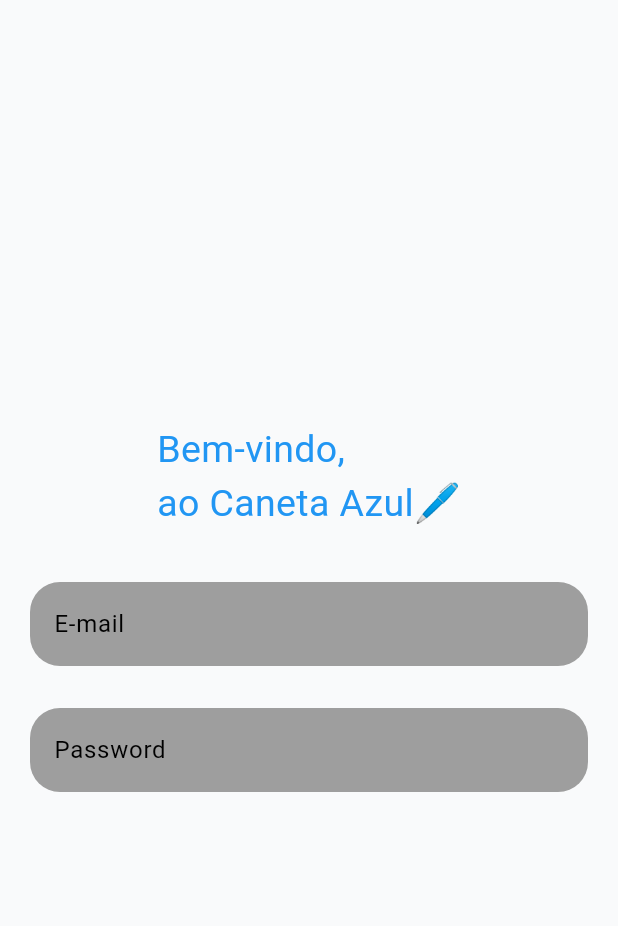
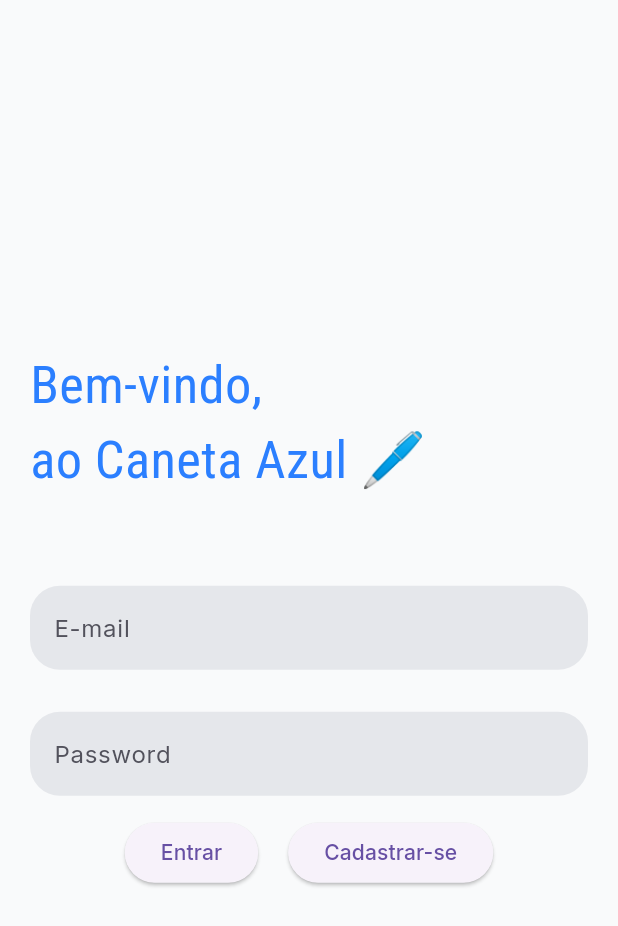
Before and after one commit to NBorego/caneta-azul-app, a Flutter app: the LoginPage screen opened directly, on a phone screen of 412 x 824 dp. Shown: the top 926 px of the screen. Run offline on Flutter 3.47's test engine with Material 3 defaults, Android fonts, the phone set to English and light mode, and no system bars; our stand-ins replace google_fonts.

Commit message:
input e começando os botoes

```diff
--- a/frontend/lib/main.dart
+++ b/frontend/lib/main.dart
@@ -1,5 +1,5 @@
 import 'package:flutter/material.dart';
-import 'package:frontend/pages/home_page.dart';
+import 'package:frontend/pages/login_page.dart';
 import 'package:frontend/themes/app_themes.dart';
 
 void main() {
@@ -15,7 +15,7 @@ class MyApp extends StatelessWidget {
       title: 'Caneta Azul',
       theme: AppThemes.lightTheme,
       darkTheme: AppThemes.darkTheme,
-      home: HomePage(),
+      home: LoginPage(),
     );
   }
 }
--- a/frontend/lib/pages/login_page.dart
+++ b/frontend/lib/pages/login_page.dart
@@ -1,5 +1,7 @@
 import 'package:flutter/material.dart';
+import 'package:frontend/themes/app_colors.dart';
 import 'package:frontend/widgets/app_input.dart';
+import 'package:google_fonts/google_fonts.dart';
 
 class LoginPage extends StatelessWidget {
   const LoginPage({super.key});
@@ -7,19 +9,35 @@ class LoginPage extends StatelessWidget {
   @override
   Widget build(BuildContext context) {
     return Scaffold(
-      body: Column(
+      body: Padding(
+        padding: const EdgeInsets.symmetric(horizontal: 20.0, vertical: 14.0),
+        child: Column(
           mainAxisAlignment: MainAxisAlignment.center,
           crossAxisAlignment: CrossAxisAlignment.center,
           children: [
-          Text(
-            'Bem-vindo,\nao Caneta Azul🖊️',
-            style: TextStyle(fontSize: 25, color: Colors.blue),
-            textDirection: TextDirection.ltr,
+            Align(
+              alignment: Alignment.centerLeft,
+              child: Text(
+                'Bem-vindo,\nao Caneta Azul 🖊️',
+                style: GoogleFonts.robotoCondensed(
+                  fontSize: 35,
+                  color: AppColors.primaryColor,
                 ),
-          SizedBox(height: 20),
+              ),
+            ),
+            SizedBox(height: 45),
             AppInput(text: 'E-mail', textInputType: TextInputType.emailAddress),
             AppInput(text: 'Password', obscureText: true),
+            Row(
+              mainAxisAlignment: MainAxisAlignment.center,
+              children: [
+                ElevatedButton(onPressed: () {}, child: Text('Entrar')),
+                SizedBox(width: 20),
+                ElevatedButton(onPressed: () {}, child: Text('Cadastrar-se')),
               ],
+            ),
+          ],
+        ),
       ),
     );
   }
--- a/frontend/lib/themes/app_themes.dart
+++ b/frontend/lib/themes/app_themes.dart
@@ -1,5 +1,6 @@
 import 'package:flutter/material.dart';
 import 'package:frontend/themes/app_colors.dart';
+import 'package:google_fonts/google_fonts.dart';
 
 class AppThemes {
   static final ThemeData lightTheme = ThemeData(
@@ -10,6 +11,7 @@ class AppThemes {
       backgroundColor: AppColors.background,
       iconTheme: IconThemeData(color: AppColors.textLight1, size: 40),
     ),
+    fontFamily: GoogleFonts.inter().fontFamily,
     floatingActionButtonTheme: FloatingActionButtonThemeData(
       backgroundColor: AppColors.primaryColor,
       foregroundColor: Colors.white,
--- a/frontend/lib/widgets/app_input.dart
+++ b/frontend/lib/widgets/app_input.dart
@@ -15,26 +15,11 @@ class AppInput extends StatelessWidget {
   @override
   Widget build(BuildContext context) {
     return Padding(
-      padding: const EdgeInsets.symmetric(horizontal: 20.0, vertical: 14.0),
+      padding: const EdgeInsets.symmetric(vertical: 14.0),
       child: TextField(
         obscureText: obscureText,
         keyboardType: TextInputType.text,
-        decoration: InputDecoration(
-          labelText: text,
-          labelStyle: TextStyle(color: Colors.black),
-          filled: true,
-          fillColor: Colors.grey,
-          floatingLabelBehavior: FloatingLabelBehavior.never,
-          focusedBorder: OutlineInputBorder(
-            borderRadius: BorderRadius.circular(20),
-            borderSide: BorderSide(color: Colors.blue, width: 2),
-          ),
-          enabledBorder: OutlineInputBorder(
-            borderRadius: BorderRadius.circular(20),
-
-            borderSide: BorderSide(color: Colors.transparent, width: 0),
-          ),
-        ),
+        decoration: InputDecoration(labelText: text),
       ),
     );
   }
--- a/frontend/pubspec.yaml
+++ b/frontend/pubspec.yaml
@@ -34,6 +34,7 @@ dependencies:
   # The following adds the Cupertino Icons font to your application.
   # Use with the CupertinoIcons class for iOS style icons.
   cupertino_icons: ^1.0.8
+  google_fonts: ^6.2.1
 
 dev_dependencies:
   flutter_test:
```
Also changed, not shown: frontend/pubspec.lock, 1 other file. Lines whose indentation alone changed are shown as unchanged.
